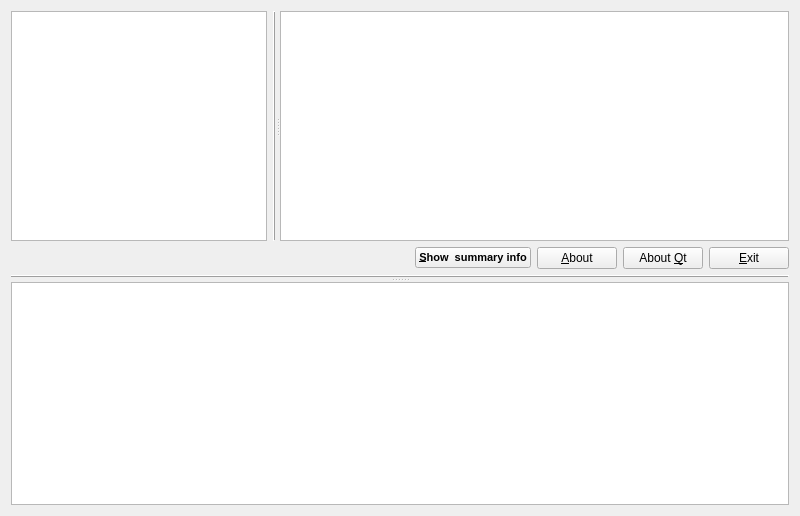
Above: main_window.ui from olgerd27/files_informer before the change. Below: the same form after it.
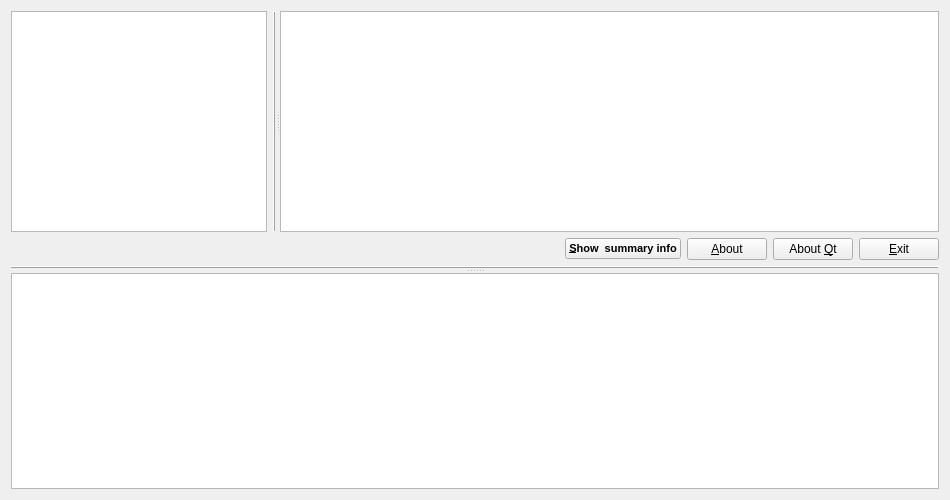
That is the form after the change. Custom widgets are drawn as their Qt base class.

The edit to the form file:
```diff
--- a/main_window.ui
+++ b/main_window.ui
@@ -6,8 +6,8 @@
    <rect>
     <x>0</x>
     <y>0</y>
-    <width>800</width>
-    <height>516</height>
+    <width>950</width>
+    <height>500</height>
    </rect>
   </property>
   <property name="windowTitle">
@@ -84,6 +84,18 @@
           <property name="selectionBehavior">
            <enum>QAbstractItemView::SelectRows</enum>
           </property>
+          <property name="showGrid">
+           <bool>false</bool>
+          </property>
+          <property name="cornerButtonEnabled">
+           <bool>false</bool>
+          </property>
+          <attribute name="horizontalHeaderDefaultSectionSize">
+           <number>80</number>
+          </attribute>
+          <attribute name="horizontalHeaderMinimumSectionSize">
+           <number>40</number>
+          </attribute>
           <attribute name="horizontalHeaderStretchLastSection">
            <bool>true</bool>
           </attribute>
```
